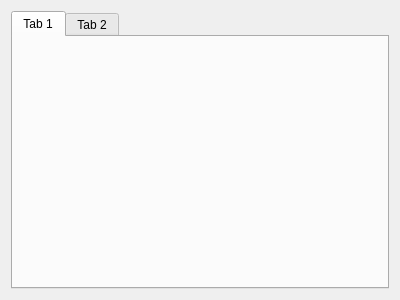
The window that src/ui/tilesheet/tile_sheet_widget.ui (albin-johansson/tactile) describes before a commit, drawn with Qt 5.
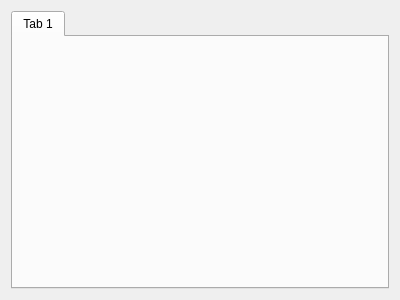
The same window after the commit.

```diff
--- a/src/ui/tilesheet/tile_sheet_widget.ui
+++ b/src/ui/tilesheet/tile_sheet_widget.ui
@@ -21,11 +21,6 @@
        <string>Tab 1</string>
       </attribute>
      </widget>
-     <widget class="QWidget" name="tab_2">
-      <attribute name="title">
-       <string>Tab 2</string>
-      </attribute>
-     </widget>
     </widget>
    </item>
   </layout>
```
Left out of the diff: 3 changed lines with no effect on the pictures.
